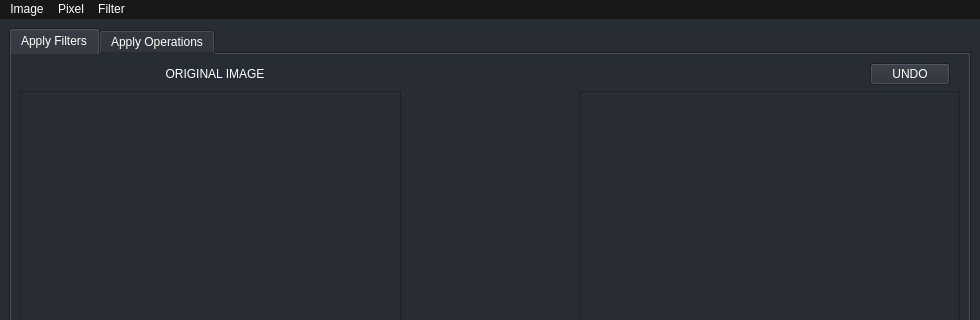
MatiMonaco/ATI_TPS, file main_gui.ui: the form before one commit; both pictures show x 0 to 980 and y 0 to 320 of the 980 by 821 pixel window.
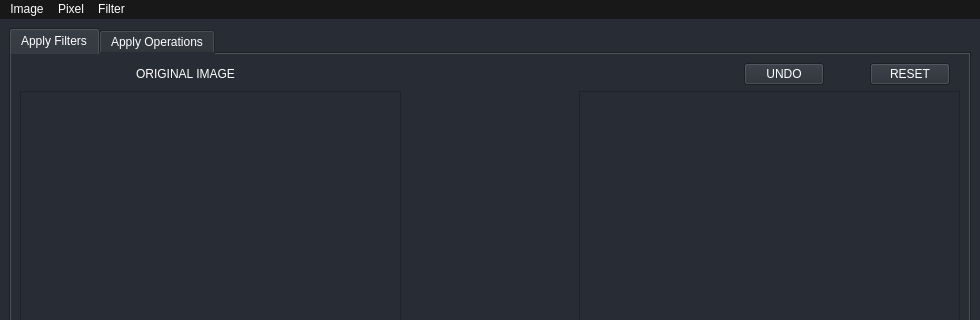
The form after the commit. Icons and pictures are not drawn.

Commit message: reset button readded

Patch:
```diff
--- a/main_gui.ui
+++ b/main_gui.ui
@@ -66,7 +66,7 @@
        </attribute>
        <layout class="QVBoxLayout" name="verticalLayout_2" stretch="0,3,3,0,0,0">
         <item>
-         <layout class="QHBoxLayout" name="horizontalLayout" stretch="2,2,9,0">
+         <layout class="QHBoxLayout" name="horizontalLayout" stretch="2,2,9,0,0,0">
           <property name="sizeConstraint">
            <enum>QLayout::SetDefaultConstraint</enum>
           </property>
@@ -122,6 +122,26 @@
             </property>
            </widget>
           </item>
+          <item>
+           <spacer name="horizontalSpacer_2">
+            <property name="orientation">
+             <enum>Qt::Horizontal</enum>
+            </property>
+            <property name="sizeHint" stdset="0">
+             <size>
+              <width>40</width>
+              <height>20</height>
+             </size>
+            </property>
+           </spacer>
+          </item>
+          <item>
+           <widget class="QPushButton" name="btn_reset">
+            <property name="text">
+             <string>RESET</string>
+            </property>
+           </widget>
+          </item>
          </layout>
         </item>
         <item>
```
Left out of the diff: 12 changed lines with no effect on the pictures. The commit also changes 1 other file.
